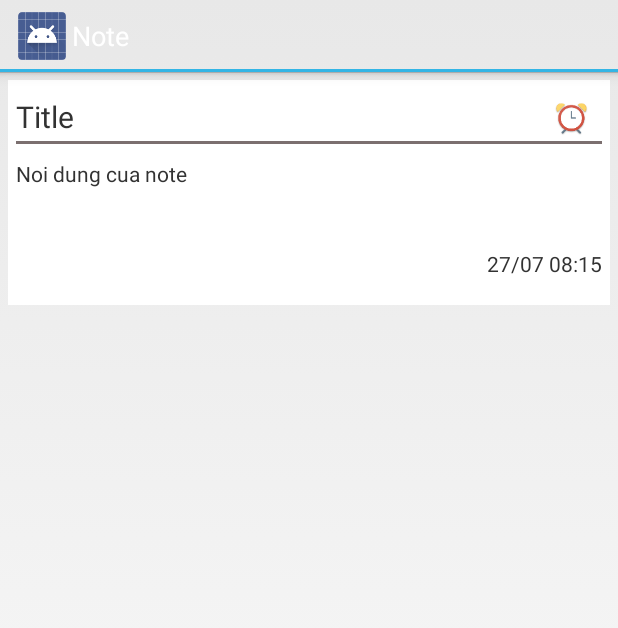
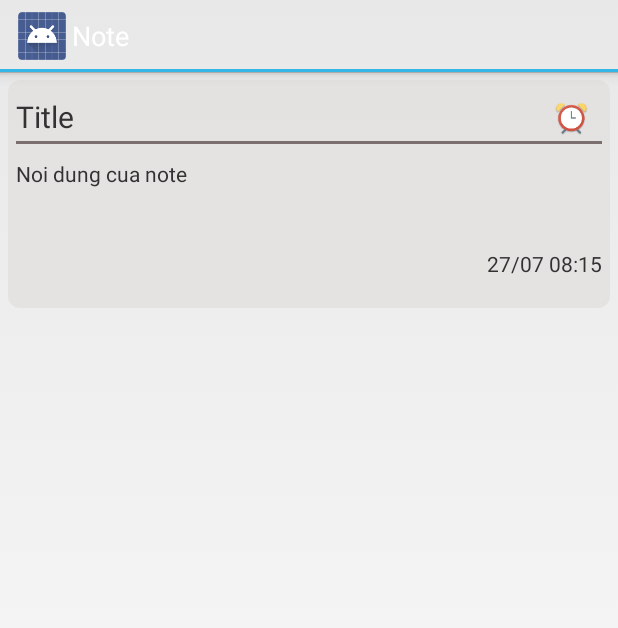
Before and after one commit to kaphetz/Note, an Android app: the layout detail_note.xml on its own in the app's theme, with its tools: preview values and no code run, on a phone screen of 412 x 824 dp. Shown: the top 628 px of the screen. Run offline under Robolectric (Android 15) with nearby library versions, the light colour scheme and no system bars.

Commit message:
- Update change background color

```diff
--- a/Note/app/build.gradle
+++ b/Note/app/build.gradle
@@ -5,7 +5,7 @@ android {
     buildToolsVersion "26.0.0"
     defaultConfig {
         applicationId "com.example.kienpt.note"
-        minSdkVersion 19
+        minSdkVersion 21
         targetSdkVersion 25
         versionCode 1
         versionName "1.0"
--- a/Note/app/src/main/AndroidManifest.xml
+++ b/Note/app/src/main/AndroidManifest.xml
@@ -21,11 +21,6 @@
             android:name=".AddUpdateActivity"
             android:parentActivityName=".MainActivity"
             tools:targetApi="jelly_bean" />
-        <activity
-            android:name=".Popup"
-            android:label="Choose Color"
-            android:theme="@style/AppTheme.CustomTheme">
-        </activity>
     </application>
 
 </manifest>
--- a/Note/app/src/main/java/com/example/kienpt/note/Bean/Note.java
+++ b/Note/app/src/main/java/com/example/kienpt/note/Bean/Note.java
@@ -19,13 +19,13 @@ public class Note implements Serializable {
                 String noteContent,
                 String noteTime,
                 String createdTime,
-                String mBackgroundColor) {
+                String backgroundColor) {
         mNoteID = noteID;
         mNoteTitle = noteTitle;
         mNoteContent = noteContent;
         mNoteTime = noteTime;
         mCreatedTime = createdTime;
-        mBackgroundColor = mBackgroundColor;
+        mBackgroundColor = backgroundColor;
     }
 
     public Note(String noteTitle,
--- a/Note/app/src/main/java/com/example/kienpt/note/CustomGridViewAdapter.java
+++ b/Note/app/src/main/java/com/example/kienpt/note/CustomGridViewAdapter.java
@@ -83,6 +83,11 @@ public class CustomGridViewAdapter extends BaseAdapter {
                 holder.detailNoteView.setBackgroundColor(
                         ContextCompat.getColor(mContext, R.color.colorBlue));
                 break;
+            default:
+                holder.detailNoteView.setBackgroundColor(
+                        ContextCompat.getColor(mContext, R.color.colorWhite));
+
+                break;
         }
         return convertView;
     }
--- a/Note/app/src/main/java/com/example/kienpt/note/MainActivity.java
+++ b/Note/app/src/main/java/com/example/kienpt/note/MainActivity.java
@@ -8,14 +8,11 @@ import android.os.Bundle;
 import android.view.Menu;
 import android.view.MenuItem;
 import android.view.View;
-import android.widget.ArrayAdapter;
 import android.widget.GridView;
-import android.widget.ListView;
 import android.widget.TextView;
 
 import com.example.kienpt.note.Bean.Note;
 
-import java.util.ArrayList;
 import java.util.List;
 
 public class MainActivity extends Activity {
@@ -25,7 +22,7 @@ public class MainActivity extends Activity {
         super.onCreate(savedInstanceState);
         getActionBar().setDisplayShowHomeEnabled(true);
         getActionBar().setIcon(R.mipmap.ic_launcher);
-        getActionBar().setBackgroundDrawable(new ColorDrawable(Color.parseColor("#7eafc12b")));
+        getActionBar().setBackgroundDrawable(new ColorDrawable(Color.parseColor("#7e1b7eff")));
         setContentView(R.layout.activity_main);
         MyDatabaseHelper db = new MyDatabaseHelper(this);
         GridView gvListNote = (GridView) findViewById(R.id.gv_listNote);
--- a/Note/app/src/main/java/com/example/kienpt/note/MyDatabaseHelper.java
+++ b/Note/app/src/main/java/com/example/kienpt/note/MyDatabaseHelper.java
@@ -14,7 +14,7 @@ import java.util.List;
 
 public class MyDatabaseHelper extends SQLiteOpenHelper {
     //Version
-    private static final int DATABASE_VERSION = 1;
+    private static final int DATABASE_VERSION = 2;
 
     //DB name
     private static final String DATABASE_NAME = "Note_Manager";
@@ -41,9 +41,9 @@ public class MyDatabaseHelper extends SQLiteOpenHelper {
     public void onCreate(SQLiteDatabase db) {
         // Script create table
         String script = String.format("CREATE TABLE %s(%s INTEGER PRIMARY KEY, %s TEXT, "
-                        + "%s TEXT, %s TEXT, %s TEXT)",
+                        + "%s TEXT, %s TEXT, %s TEXT, %s TEXT)",
                 TABLE_NOTE, COLUMN_NOTE_ID, COLUMN_NOTE_TITLE, COLUMN_NOTE_CONTENT,
-                COLUMN_NOTE_TIME, COLUMN_NOTE_CREATED_TIME);
+                COLUMN_NOTE_TIME, COLUMN_NOTE_CREATED_TIME, COLUMN_NOTE_BACKGROUND_COLOR);
         // Create table
         db.execSQL(script);
     }
--- /dev/null
+++ b/Note/app/src/main/res/drawable/layout_shadow.xml
@@ -0,0 +1,19 @@
+<?xml version="1.0" encoding="utf-8"?>
+<layer-list xmlns:android="http://schemas.android.com/apk/res/android">
+    <item>
+        <shape android:shape="rectangle">
+            <solid android:color="#cae4e0e0"/>
+            <corners android:radius="8dp" />
+        </shape>
+    </item>
+
+    <item
+        android:left="0dp"
+        android:right="0dp"
+        android:top="0dp"
+        android:bottom="2dp">
+        <shape android:shape="rectangle">
+            <corners android:radius="8dp" />
+        </shape>
+    </item>
+</layer-list>
--- a/Note/app/src/main/res/layout/activity_add_update.xml
+++ b/Note/app/src/main/res/layout/activity_add_update.xml
@@ -82,7 +82,7 @@
 
         <Spinner
             android:id="@+id/spn_time"
-            android:layout_width="80dp"
+            android:layout_width="90dp"
             android:layout_height="wrap_content"
             android:layout_marginTop="10dp"
             android:paddingBottom="5dp"
--- a/Note/app/src/main/res/layout/detail_note.xml
+++ b/Note/app/src/main/res/layout/detail_note.xml
@@ -3,13 +3,17 @@
     android:layout_width="match_parent"
     android:layout_height="match_parent"
     android:orientation="vertical"
-    android:id="@+id/ll_detailNote"
     android:padding="5dp">
 
     <LinearLayout
+        android:layout_width="wrap_content"
+        android:layout_height="152dp"
+        android:background="@drawable/layout_shadow">
+
+        <LinearLayout
+            android:id="@+id/ll_detailNote"
             android:layout_width="match_parent"
-        android:layout_height="150dp"
-        android:background="@color/colorWhite"
+            android:layout_height="147dp"
             android:orientation="vertical"
             android:padding="5dp">
 
@@ -64,7 +68,7 @@
 
                     android:text="27/07 08:15" />
             </RelativeLayout>
-
+        </LinearLayout>
     </LinearLayout>
 
 </LinearLayout>
--- a/Note/app/src/main/res/values-v23/styles.xml
+++ /dev/null
@@ -1,11 +0,0 @@
-<?xml version="1.0" encoding="utf-8"?>
-<resources>
-
-    <style name="AppTheme.CustomTheme">
-        <item name="android:icon">@drawable/ic_change_color</item>
-        <item name="android:windowIsTranslucent">true</item>
-        <item name="android:titleTextColor">@color/colorPrimary</item>
-
-        <item name="android:windowCloseOnTouchOutside">true</item>
-    </style>
-</resources>
--- a/Note/app/src/main/res/values/colors.xml
+++ b/Note/app/src/main/res/values/colors.xml
@@ -3,7 +3,7 @@
     <color name="colorPrimary">#3F51B5</color>
     <color name="colorPrimaryDark">#303F9F</color>
     <color name="colorAccent">#FF4081</color>
-    <color name="colorSky">#7eafc12b</color>
+    <color name="colorSky">#7e1b7eff</color>
     <color name="colorForLine">#7b6f6f</color>
     <color name="colorWhite">#FFFF</color>
     <color name="colorYellow">#f9f918</color>
--- a/Note/app/src/main/res/values/dimens.xml
+++ b/Note/app/src/main/res/values/dimens.xml
@@ -3,4 +3,7 @@
     <dimen name="alarm_size">15sp</dimen>
     <dimen name="note_size">25sp</dimen>
     <dimen name="title_size">30sp</dimen>
+
+    <dimen name="width_popup">500dp</dimen>
+    <dimen name="height_popup">300dp</dimen>
 </resources>
```
Also changed, not shown: Note/app/src/main/java/com/example/kienpt/note/AddUpdateActivity.java (+104 -34 lines), Note/app/src/main/java/com/example/kienpt/note/Popup.java (deleted, +0 -66 lines), Note/app/src/main/res/layout/clock_xml.xml (added, +11 -0 lines), Note/app/src/main/res/layout/alert_window.xml (renamed from Note/app/src/main/res/layout/popup_window.xml). Lines whose indentation alone changed are shown as unchanged.
